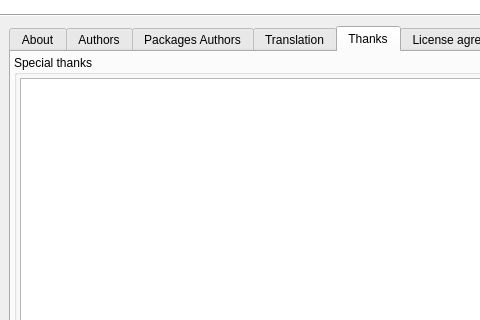
This is src/q4wine-gui/uis/About.ui in brezerk/q4wine as Qt 5 draws it before an edit; both pictures show x 0 to 480 and y 0 to 320 of the 698 by 438 pixel window. The edited form follows.
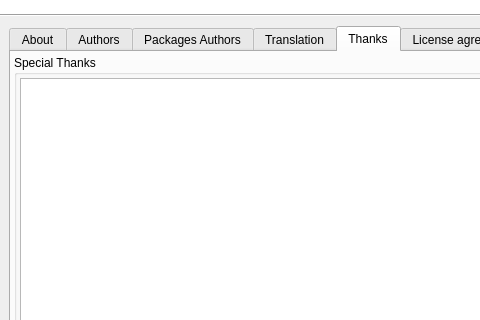
This is the edited form. The open tabs and pages were chosen to show the change. Icons and pictures are not drawn.

What changed in the file:
```diff
--- a/src/q4wine-gui/uis/About.ui
+++ b/src/q4wine-gui/uis/About.ui
@@ -401,7 +401,7 @@
           <item row="0" column="0">
            <widget class="QGroupBox" name="groupBox_5">
             <property name="title">
-             <string>Special thanks</string>
+             <string>Special Thanks</string>
             </property>
             <layout class="QGridLayout" name="_3">
              <property name="margin">
```
